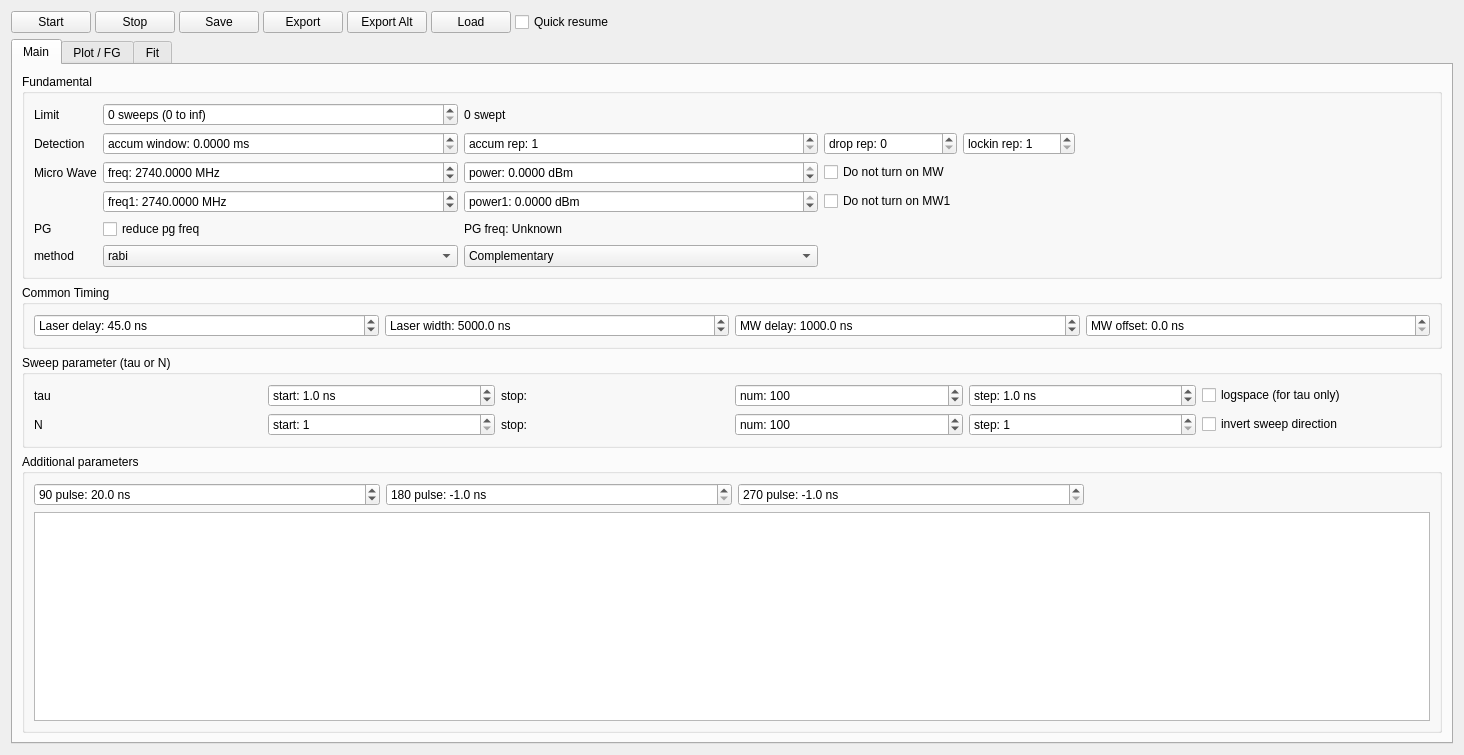
Before: the Qt Designer form pkgs/mahos-dq/src/mahos_dq/gui/ui/spodmr.ui in ktahar/mahos, drawn with Qt 5.
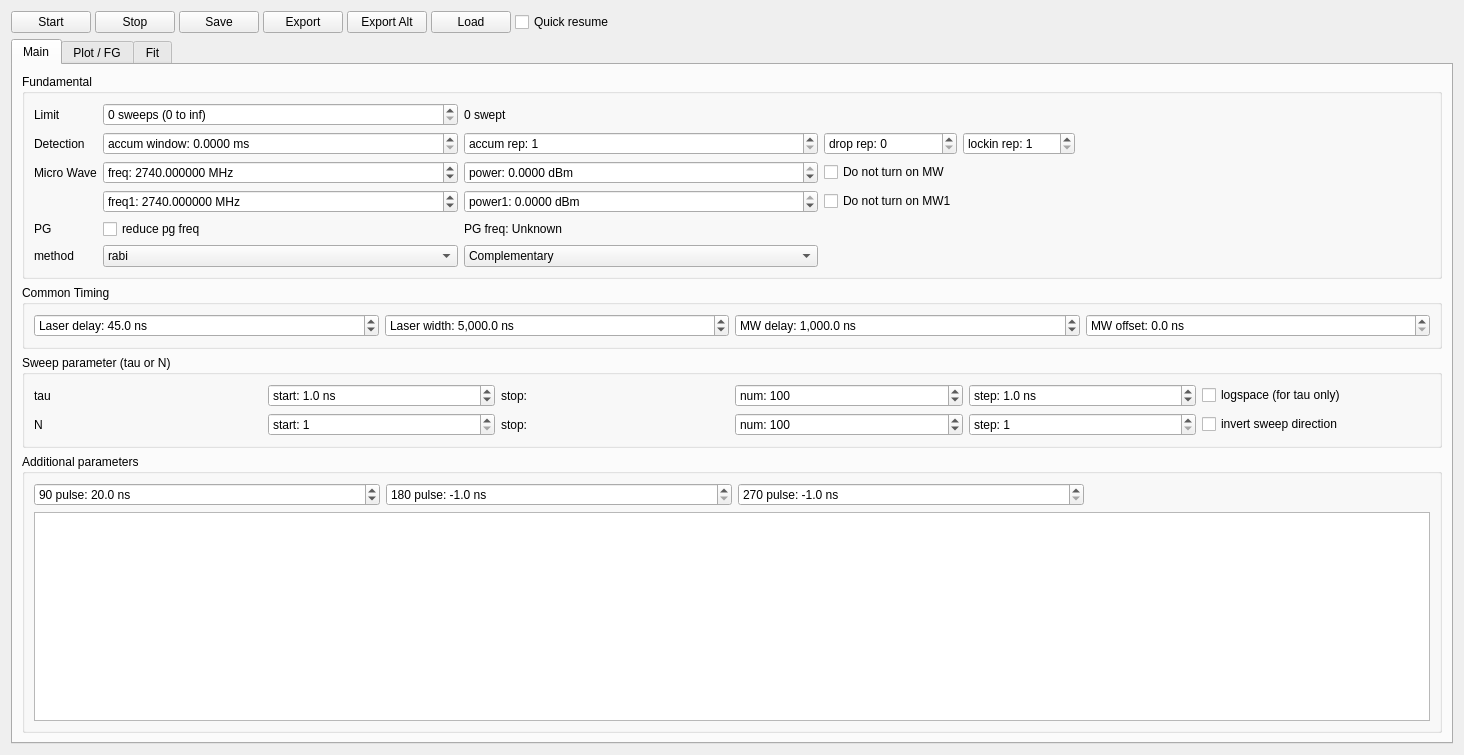
After: the same form once the commit is applied. Custom widgets are drawn as their Qt base class.

Diff of the .ui file:
```diff
--- a/pkgs/mahos-dq/src/mahos_dq/gui/ui/spodmr.ui
+++ b/pkgs/mahos-dq/src/mahos_dq/gui/ui/spodmr.ui
@@ -251,7 +251,7 @@
                <string> MHz</string>
               </property>
               <property name="decimals">
-               <number>4</number>
+               <number>6</number>
               </property>
               <property name="minimum">
                <double>1.000000000000000</double>
@@ -296,7 +296,7 @@
                <string> MHz</string>
               </property>
               <property name="decimals">
-               <number>4</number>
+               <number>6</number>
               </property>
               <property name="maximum">
                <double>3000.000000000000000</double>
@@ -470,6 +470,9 @@
               <property name="toolTip">
                <string>Delay between laser pulse end and MW pattern start</string>
               </property>
+              <property name="showGroupSeparator" stdset="0">
+               <bool>true</bool>
+              </property>
               <property name="prefix">
                <string>MW delay: </string>
               </property>
@@ -492,6 +495,9 @@
             </item>
             <item row="0" column="1">
              <widget class="QDoubleSpinBox" name="lwidthBox">
+              <property name="showGroupSeparator" stdset="0">
+               <bool>true</bool>
+              </property>
               <property name="prefix">
                <string>Laser width: </string>
               </property>
```
Left out of the diff: 33 changed lines with no effect on the pictures.
